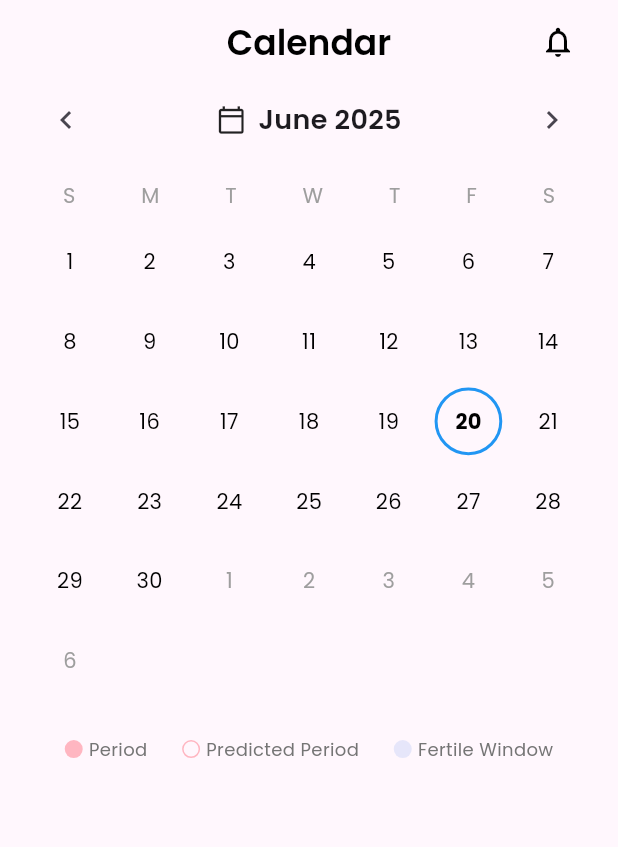
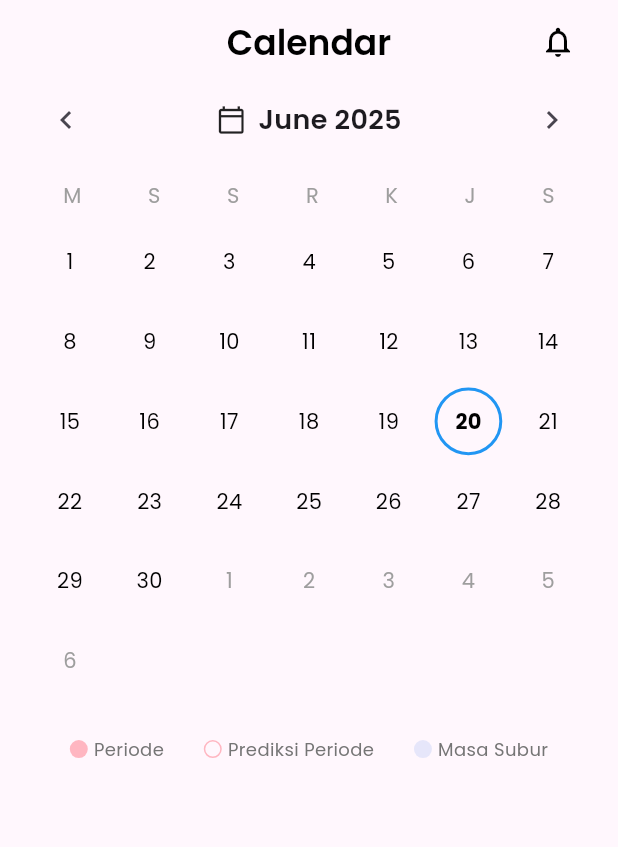
Before and after one commit to nahdahh/my_moon_app, a Flutter app: the HomeScreen screen opened directly, item 2 of the bottom bar chosen, after a tap on the "calendar today" icon, on a phone screen of 412 x 824 dp. Shown: the top 847 px of the screen. Run offline on Flutter 3.47's test engine with Material 3 defaults, Android fonts, the phone set to English and light mode, and no system bars; our stand-ins replace flutter_local_notifications, image_picker, permission_handler, pocketbase, shared_preferences; missing offline and left inert: workmanager; accounts and stored records are empty.

Commit message:
hapus warning

```diff
--- a/lib/screens/home_screen.dart
+++ b/lib/screens/home_screen.dart
@@ -31,7 +31,7 @@ class _HomeScreenState extends State<HomeScreen> {
   int _averageCycleLength = 28;
   int _daysSinceLastPeriod = 0;
   int _daysUntilNextPeriod = 0;
-  bool _hasActualData = false;
+  bool _hasActualData = false; // Status apakah data periode sudah tersedia
 
   List<DateTime> _periodDays = [];
   List<DateTime> _predictedPeriodDays = [];
@@ -280,11 +280,14 @@ class _HomeScreenState extends State<HomeScreen> {
                                     borderRadius: BorderRadius.circular(25),
                                   ),
                                   child: Text(
-                                    _daysUntilNextPeriod > 0
+                                    // Menggunakan _hasActualData untuk menampilkan pesan yang sesuai
+                                    _hasActualData
+                                        ? (_daysUntilNextPeriod > 0
                                             ? 'Period Start in $_daysUntilNextPeriod Day'
                                             : _daysUntilNextPeriod == 0
                                                 ? 'Period Starts Today'
-                                            : 'Period Started ${-_daysUntilNextPeriod} Days Ago',
+                                                : 'Period Started ${-_daysUntilNextPeriod} Days Ago')
+                                        : 'Set your first period date',
                                     style: const TextStyle(
                                       fontFamily: 'Poppins',
                                       fontSize: 14,
@@ -331,7 +334,8 @@ class _HomeScreenState extends State<HomeScreen> {
 
                       const SizedBox(height: 20),
 
-                      // Period info cards
+                      // Period info cards - tampilkan hanya jika ada data aktual
+                      if (_hasActualData) ...[
                         _buildInfoCard(
                           icon: Icons.access_time_outlined,
                           iconColor: const Color(0xFFFF2D55), // Icon color sesuai spesifikasi
@@ -356,6 +360,46 @@ class _HomeScreenState extends State<HomeScreen> {
                           title: 'Cycle Length: $_averageCycleLength days',
                           subtitle: 'Normal',
                         ),
+                      ] else ...[
+                        // Tampilkan pesan jika belum ada data periode
+                        Container(
+                          padding: const EdgeInsets.all(20),
+                          decoration: BoxDecoration(
+                            color: Colors.grey.shade100,
+                            borderRadius: BorderRadius.circular(16),
+                          ),
+                          child: const Column(
+                            children: [
+                              Icon(
+                                Icons.info_outline,
+                                size: 48,
+                                color: Colors.grey,
+                              ),
+                              SizedBox(height: 12),
+                              Text(
+                                'No period data yet',
+                                style: TextStyle(
+                                  fontFamily: 'Poppins',
+                                  fontSize: 16,
+                                  fontWeight: FontWeight.w600,
+                                  color: Colors.grey,
+                                ),
+                              ),
+                              SizedBox(height: 4),
+                              Text(
+                                'Tap the + button to add your first period log',
+                                textAlign: TextAlign.center,
+                                style: TextStyle(
+                                  fontFamily: 'Poppins',
+                                  fontSize: 14,
+                                  fontWeight: FontWeight.w400,
+                                  color: Colors.grey,
+                                ),
+                              ),
+                            ],
+                          ),
+                        ),
+                      ],
 
                       const SizedBox(height: 100), // Space for bottom navigation
                     ],
--- a/lib/widgets/month_calendar_widget.dart
+++ b/lib/widgets/month_calendar_widget.dart
@@ -44,20 +44,20 @@ class _MonthCalendarWidgetState extends State<MonthCalendarWidget> {
   }
 
   void _generateCalendarDays() {
-    // Get the first day of the selected month
+    // Dapatkan hari pertama dari bulan yang dipilih
     final firstDayOfMonth = DateTime(_selectedMonth.year, _selectedMonth.month, 1);
 
-    // Get the last day of the selected month
+    // Dapatkan hari terakhir dari bulan yang dipilih
     final lastDayOfMonth = DateTime(_selectedMonth.year, _selectedMonth.month + 1, 0);
 
-    // Get the first day to display (might be from the previous month)
+    // Dapatkan hari pertama yang akan ditampilkan (mungkin dari bulan sebelumnya)
     final firstDayToDisplay = firstDayOfMonth.subtract(Duration(days: firstDayOfMonth.weekday % 7));
 
-    // Get the last day to display (might be from the next month)
+    // Dapatkan hari terakhir yang akan ditampilkan (mungkin dari bulan berikutnya)
     final daysAfterLastDay = 7 - lastDayOfMonth.weekday % 7;
     final lastDayToDisplay = lastDayOfMonth.add(Duration(days: daysAfterLastDay == 7 ? 0 : daysAfterLastDay));
 
-    // Generate all days to display
+    // Generate semua hari yang akan ditampilkan
     _calendarDays = List.generate(
       lastDayToDisplay.difference(firstDayToDisplay).inDays + 1,
       (index) => firstDayToDisplay.add(Duration(days: index)),
@@ -85,7 +85,7 @@ class _MonthCalendarWidgetState extends State<MonthCalendarWidget> {
   }
 
   void _showMonthYearPicker(BuildContext context) async {
-  // Current year and available years range
+    // Tahun saat ini dan rentang tahun yang tersedia
     final currentYear = DateTime.now().year;
     final years = List<int>.generate(11, (i) => currentYear - 5 + i);
     final months = [
@@ -94,7 +94,7 @@ class _MonthCalendarWidgetState extends State<MonthCalendarWidget> {
     ];
 
     int selectedYear = _selectedMonth.year;
-  int selectedMonth = _selectedMonth.month - 1; // 0-based index for months
+    int selectedMonth = _selectedMonth.month - 1; // indeks 0-based untuk bulan
 
     final result = await showDialog<DateTime>(
       context: context,
@@ -102,13 +102,13 @@ class _MonthCalendarWidgetState extends State<MonthCalendarWidget> {
         return StatefulBuilder(
           builder: (context, setState) {
             return AlertDialog(
-            title: const Text('Select Month & Year'),
+              title: const Text('Pilih Bulan & Tahun'),
               content: SizedBox(
                 width: 300,
                 child: Column(
                   mainAxisSize: MainAxisSize.min,
                   children: [
-                  // Year selector
+                    // Pemilih tahun
                     Container(
                       decoration: BoxDecoration(
                         color: Colors.grey[100],
@@ -136,7 +136,7 @@ class _MonthCalendarWidgetState extends State<MonthCalendarWidget> {
                     ),
                     const SizedBox(height: 16),
 
-                  // Month grid
+                    // Grid bulan
                     GridView.builder(
                       shrinkWrap: true,
                       physics: const NeverScrollableScrollPhysics(),
@@ -178,7 +178,7 @@ class _MonthCalendarWidgetState extends State<MonthCalendarWidget> {
               actions: [
                 TextButton(
                   onPressed: () => Navigator.of(context).pop(),
-                child: const Text('Cancel'),
+                  child: const Text('Batal'),
                 ),
                 ElevatedButton(
                   onPressed: () {
@@ -189,7 +189,7 @@ class _MonthCalendarWidgetState extends State<MonthCalendarWidget> {
                   style: ElevatedButton.styleFrom(
                     backgroundColor: const Color(0xFFFF4D6D),
                   ),
-                child: const Text('Select'),
+                  child: const Text('Pilih'),
                 ),
               ],
             );
@@ -211,14 +211,9 @@ class _MonthCalendarWidgetState extends State<MonthCalendarWidget> {
 
   @override
   Widget build(BuildContext context) {
-    // Pastikan semua tanggal valid
-    final validPeriodDays = widget.periodDays.where((date) => date != null).toList();
-    final validPredictedPeriodDays = widget.predictedPeriodDays.where((date) => date != null).toList();
-    final validFertileWindowDays = widget.fertileWindowDays.where((date) => date != null).toList();
-
     return Column(
       children: [
-        // Month selector
+        // Pemilih bulan
         Padding(
           padding: const EdgeInsets.symmetric(horizontal: 20.0),
           child: Row(
@@ -260,27 +255,27 @@ class _MonthCalendarWidgetState extends State<MonthCalendarWidget> {
         ),
         const SizedBox(height: 16),
 
-        // Calendar
+        // Kalender
         Padding(
           padding: const EdgeInsets.symmetric(horizontal: 20.0),
           child: Column(
             children: [
-              // Weekday headers
+              // Header hari dalam minggu
               Row(
                 mainAxisAlignment: MainAxisAlignment.spaceAround,
                 children: const [
+                  Text('M', style: TextStyle(color: Colors.grey)),
                   Text('S', style: TextStyle(color: Colors.grey)),
-                  Text('M', style: TextStyle(color: Colors.grey)),
-                  Text('T', style: TextStyle(color: Colors.grey)),
-                  Text('W', style: TextStyle(color: Colors.grey)),
-                  Text('T', style: TextStyle(color: Colors.grey)),
-                  Text('F', style: TextStyle(color: Colors.grey)),
+                  Text('S', style: TextStyle(color: Colors.grey)),
+                  Text('R', style: TextStyle(color: Colors.grey)),
+                  Text('K', style: TextStyle(color: Colors.grey)),
+                  Text('J', style: TextStyle(color: Colors.grey)),
                   Text('S', style: TextStyle(color: Colors.grey)),
                 ],
               ),
               const SizedBox(height: 8),
 
-              // Calendar grid
+              // Grid kalender
               GridView.builder(
                 shrinkWrap: true,
                 physics: const NeverScrollableScrollPhysics(),
@@ -293,17 +288,17 @@ class _MonthCalendarWidgetState extends State<MonthCalendarWidget> {
                   final day = _calendarDays[index];
                   final isCurrentMonth = day.month == _selectedMonth.month;
 
-                  // Check if this day is a period day, predicted period day, or fertile window day
-                  final isPeriodDay = validPeriodDays.any((d) =>
+                  // Periksa apakah hari ini adalah hari periode, prediksi periode, atau masa subur
+                  final isPeriodDay = widget.periodDays.any((d) =>
                       d.day == day.day && d.month == day.month && d.year == day.year);
 
-                  final isPredictedPeriodDay = validPredictedPeriodDays.any((d) =>
+                  final isPredictedPeriodDay = widget.predictedPeriodDays.any((d) =>
                       d.day == day.day && d.month == day.month && d.year == day.year);
 
-                  final isFertileWindowDay = validFertileWindowDays.any((d) =>
+                  final isFertileWindowDay = widget.fertileWindowDays.any((d) =>
                       d.day == day.day && d.month == day.month && d.year == day.year);
 
-                  // Today
+                  // Hari ini
                   final now = DateTime.now();
                   final isToday = day.day == now.day &&
                                  day.month == now.month &&
@@ -359,7 +354,7 @@ class _MonthCalendarWidgetState extends State<MonthCalendarWidget> {
 
         const SizedBox(height: 24),
 
-        // Legend
+        // Legenda
         Padding(
           padding: const EdgeInsets.symmetric(horizontal: 20.0),
           child: Row(
@@ -367,16 +362,16 @@ class _MonthCalendarWidgetState extends State<MonthCalendarWidget> {
             children: [
               _buildLegendItem(
                 color: const Color(0xFFFFB6C1),
-                label: 'Period',
+                label: 'Periode',
               ),
               _buildLegendItem(
                 color: Colors.transparent,
-                label: 'Predicted Period',
+                label: 'Prediksi Periode',
                 hasBorder: true,
               ),
               _buildLegendItem(
                 color: const Color(0xFFE6E6FA),
-                label: 'Fertile Window',
+                label: 'Masa Subur',
               ),
             ],
           ),
--- a/lib/widgets/week_calendar_widget.dart
+++ b/lib/widgets/week_calendar_widget.dart
@@ -29,10 +29,10 @@ class WeekCalendarWidget extends StatelessWidget {
       return startOfWeek.add(Duration(days: index));
     });
 
-    // Pastikan semua tanggal valid
-    final validPeriodDays = periodDays.where((date) => date != null).toList();
-    final validPredictedPeriodDays = predictedPeriodDays.where((date) => date != null).toList();
-    final validFertileWindowDays = fertileWindowDays.where((date) => date != null).toList();
+    // Gunakan data tanggal langsung karena sudah non-nullable
+    final validPeriodDays = periodDays;
+    final validPredictedPeriodDays = predictedPeriodDays;
+    final validFertileWindowDays = fertileWindowDays;
 
     final dayLabels = ['S', 'M', 'T', 'W', 'T', 'F', 'S'];
 
```
Also changed, not shown: lib/screens/add_log_period_screen.dart (+20 -26 lines), lib/screens/profile_screen.dart (+17 -21 lines). Lines whose indentation alone changed are shown as unchanged.
